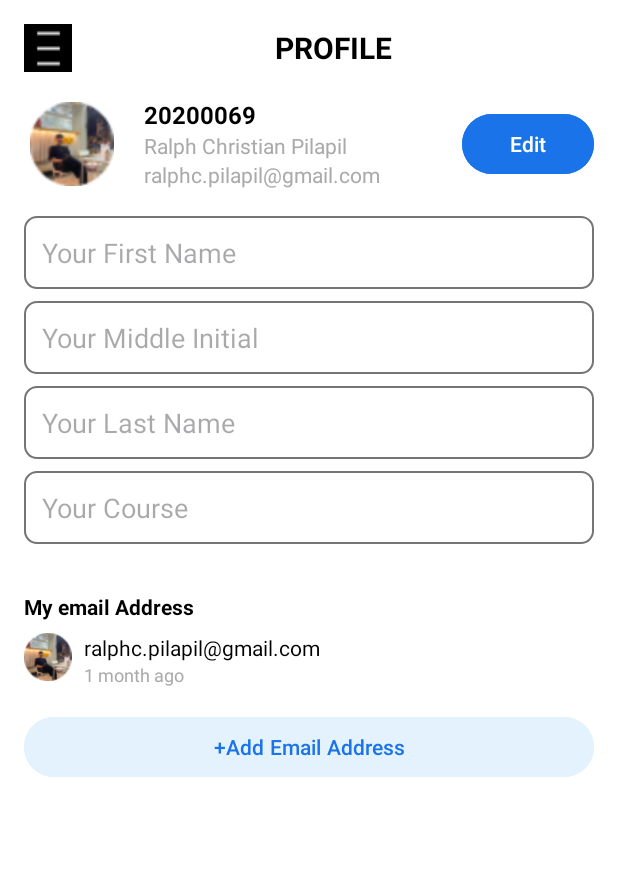
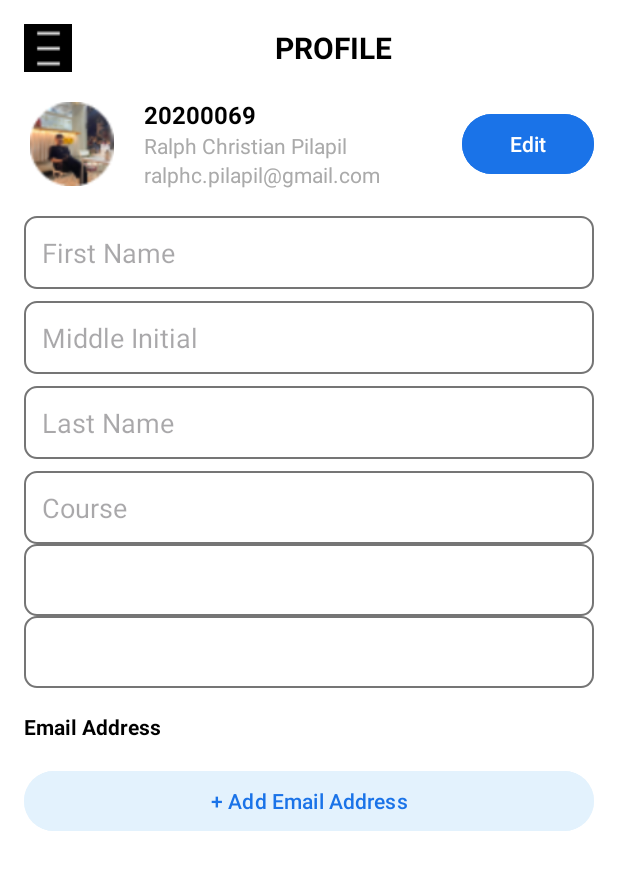
Before and after one commit to RlphChrs/CAPSTONE_SASS_Mobile, an Android app: the fragment Profile shown on its own in the app's theme, on a phone screen of 412 x 824 dp. Shown: the top 870 px of the screen. Run offline under Robolectric (Android 15) with nearby library versions, the phone set to English and light mode, and no system bars.

Commit message:
FragmentProfile

```diff
--- a/app/src/main/res/layout/fragment_profile.xml
+++ b/app/src/main/res/layout/fragment_profile.xml
@@ -27,7 +27,7 @@
                 android:layout_width="32dp"
                 android:layout_height="32dp"
                 android:src="@drawable/menu_toggle"
-                android:contentDescription="Menu Icon" />
+                android:contentDescription="@string/content_desc_menu_icon" />
 
             <!-- Profile Title -->
             <TextView
@@ -35,7 +35,7 @@
                 android:layout_width="0dp"
                 android:layout_height="wrap_content"
                 android:layout_weight="1"
-                android:text="PROFILE"
+                android:text="@string/profile"
                 android:textSize="20sp"
                 android:textStyle="bold"
                 android:gravity="center"
@@ -56,7 +56,7 @@
                 android:layout_width="64dp"
                 android:layout_height="64dp"
                 android:src="@drawable/profile_image"
-                android:contentDescription="Profile Picture"
+                android:contentDescription="@string/content_desc_profile_pic"
                 android:padding="4dp" />
 
             <!-- User Info -->
@@ -71,7 +71,7 @@
                     android:id="@+id/tv_user_id"
                     android:layout_width="wrap_content"
                     android:layout_height="wrap_content"
-                    android:text="20200069"
+                    android:text="@string/user_id"
                     android:textSize="16sp"
                     android:textStyle="bold"
                     android:textColor="@android:color/black" />
@@ -80,7 +80,7 @@
                     android:id="@+id/tv_user_name"
                     android:layout_width="wrap_content"
                     android:layout_height="wrap_content"
-                    android:text="Ralph Christian Pilapil"
+                    android:text="@string/user_name"
                     android:textSize="14sp"
                     android:textColor="@android:color/darker_gray" />
 
@@ -88,7 +88,7 @@
                     android:id="@+id/tv_user_email"
                     android:layout_width="wrap_content"
                     android:layout_height="wrap_content"
-                    android:text="ralphc.pilapil@gmail.com"
+                    android:text="@string/user_email"
                     android:textSize="14sp"
                     android:textColor="@android:color/darker_gray" />
             </LinearLayout>
@@ -99,7 +99,7 @@
                 android:layout_width="wrap_content"
                 android:layout_height="wrap_content"
                 android:backgroundTint="@color/primaryColor"
-                android:text="Edit"
+                android:text="@string/edit"
                 android:textColor="@android:color/white"
                 android:layout_marginStart="8dp" />
         </LinearLayout>
@@ -109,7 +109,8 @@
             android:id="@+id/et_first_name"
             android:layout_width="match_parent"
             android:layout_height="wrap_content"
-            android:hint="Your First Name"
+            android:hint="@string/hint_first_name"
+            android:inputType="textPersonName"
             android:layout_marginTop="16dp"
             android:background="@drawable/input_field_background"
             android:padding="12dp" />
@@ -118,7 +119,8 @@
             android:id="@+id/et_middle_initial"
             android:layout_width="match_parent"
             android:layout_height="wrap_content"
-            android:hint="Your Middle Initial"
+            android:hint="@string/hint_middle_initial"
+            android:inputType="text"
             android:layout_marginTop="8dp"
             android:background="@drawable/input_field_background"
             android:padding="12dp" />
@@ -127,7 +129,8 @@
             android:id="@+id/et_last_name"
             android:layout_width="match_parent"
             android:layout_height="wrap_content"
-            android:hint="Your Last Name"
+            android:hint="@string/hint_last_name"
+            android:inputType="textPersonName"
             android:layout_marginTop="8dp"
             android:background="@drawable/input_field_background"
             android:padding="12dp" />
@@ -136,7 +139,8 @@
             android:id="@+id/et_course"
             android:layout_width="match_parent"
             android:layout_height="wrap_content"
-            android:hint="Your Course"
+            android:hint="@string/hint_course"
+            android:inputType="text"
             android:layout_marginTop="8dp"
             android:background="@drawable/input_field_background"
             android:padding="12dp" />
@@ -145,16 +149,16 @@
         <Spinner
             android:id="@+id/spinner_year"
             android:layout_width="match_parent"
-            android:layout_height="wrap_content"
-            android:layout_marginTop="8dp"
+            android:layout_height="48dp"
+            android:padding="8dp"
             android:background="@drawable/input_field_background" />
 
         <!-- Role Dropdown -->
         <Spinner
             android:id="@+id/spinner_role"
             android:layout_width="match_parent"
-            android:layout_height="wrap_content"
-            android:layout_marginTop="8dp"
+            android:layout_height="48dp"
+            android:padding="8dp"
             android:background="@drawable/input_field_background" />
 
         <!-- Email Address Section -->
@@ -162,55 +166,17 @@
             android:id="@+id/tv_email_section_title"
             android:layout_width="match_parent"
             android:layout_height="wrap_content"
-            android:text="My email Address"
+            android:text="@string/my_email"
             android:textSize="14sp"
             android:textStyle="bold"
             android:layout_marginTop="16dp"
             android:textColor="@android:color/black" />
 
-        <LinearLayout
-            android:layout_width="match_parent"
-            android:layout_height="wrap_content"
-            android:orientation="horizontal"
-            android:layout_marginTop="8dp">
-
-            <ImageView
-                android:id="@+id/email_icon"
-                android:layout_width="32dp"
-                android:layout_height="32dp"
-                android:src="@drawable/profile_image"
-                android:contentDescription="Email Icon" />
-
-            <LinearLayout
-                android:layout_width="0dp"
-                android:layout_height="wrap_content"
-                android:orientation="vertical"
-                android:layout_weight="1"
-                android:layout_marginStart="8dp">
-
-                <TextView
-                    android:id="@+id/tv_email"
-                    android:layout_width="wrap_content"
-                    android:layout_height="wrap_content"
-                    android:text="ralphc.pilapil@gmail.com"
-                    android:textSize="14sp"
-                    android:textColor="@android:color/black" />
-
-                <TextView
-                    android:id="@+id/tv_email_date"
-                    android:layout_width="wrap_content"
-                    android:layout_height="wrap_content"
-                    android:text="1 month ago"
-                    android:textSize="12sp"
-                    android:textColor="@android:color/darker_gray" />
-            </LinearLayout>
-        </LinearLayout>
-
         <Button
             android:id="@+id/btn_add_email"
             android:layout_width="match_parent"
             android:layout_height="wrap_content"
-            android:text="+Add Email Address"
+            android:text="@string/add_email"
             android:backgroundTint="@color/lightBlue"
             android:textColor="@color/primaryColor"
             android:layout_marginTop="16dp" />
--- a/app/src/main/res/values/strings.xml
+++ b/app/src/main/res/values/strings.xml
@@ -61,5 +61,20 @@
     <string name="updates_and_faqmenu">Updates and FAQ</string>
     <string name="log_outmenu">Log out</string>
 
+    //Profile
+    <string name="profile">PROFILE</string>
+    <string name="edit">Edit</string>
+    <string name="hint_first_name">First Name</string>
+    <string name="hint_middle_initial">Middle Initial</string>
+    <string name="hint_last_name">Last Name</string>
+    <string name="hint_course">Course</string>
+    <string name="my_email">Email Address</string>
+    <string name="add_email">+ Add Email Address</string>
+    <string name="content_desc_menu_icon">Menu Icon</string>
+    <string name="content_desc_profile_pic">Profile Picture</string>
+    <string name="user_id">20200069</string>
+    <string name="user_name">Ralph Christian Pilapil</string>
+    <string name="user_email">ralphc.pilapil@gmail.com</string>
+
 
 </resources>
```
